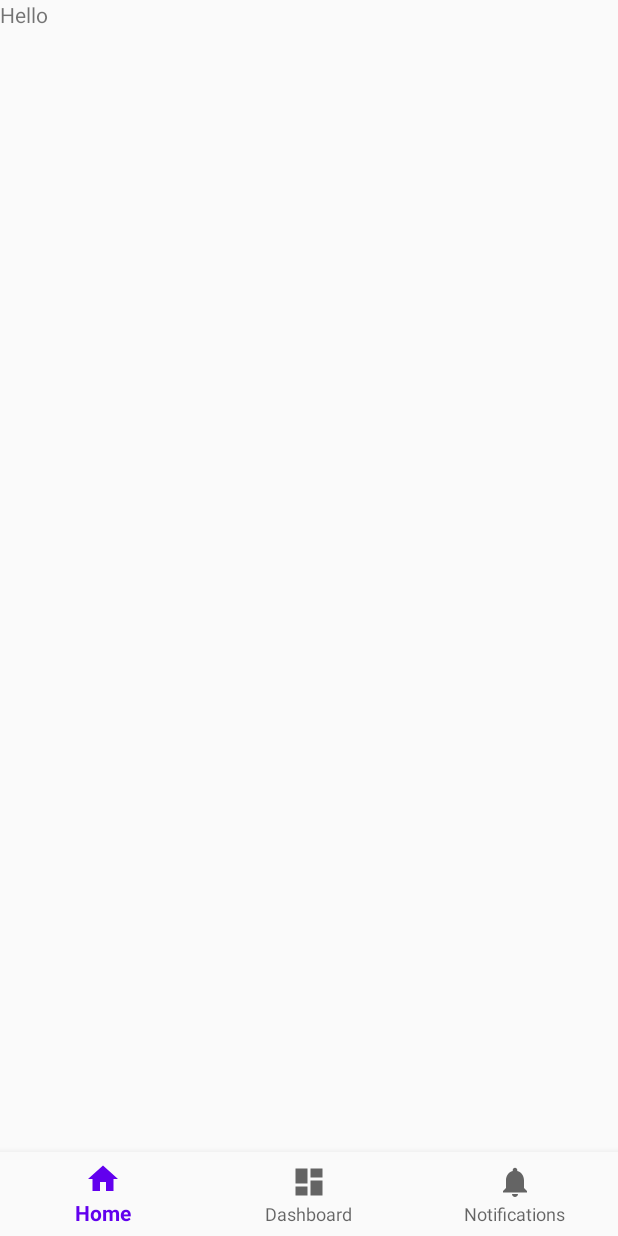
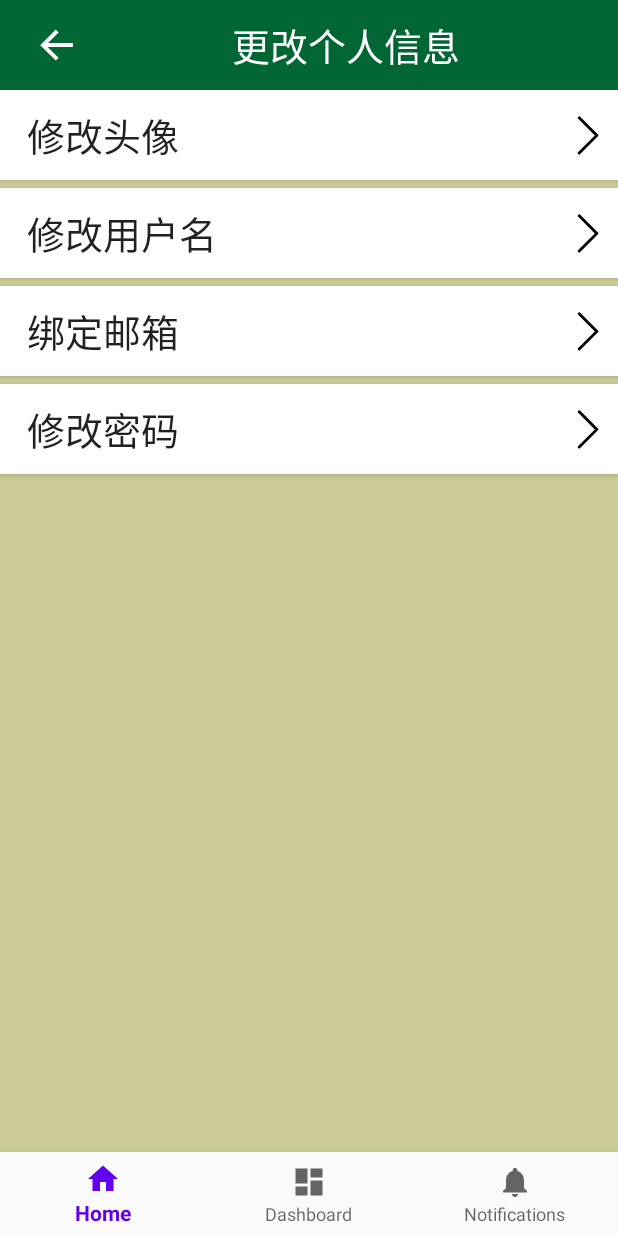
Before and after one commit to sekaiiiii/BUCTCS1703SECD, an Android app: the UserPage screen opened through its navigation route, on a phone screen of 412 x 824 dp. Run offline under Robolectric (Android 15) with nearby library versions, the phone set to English and light mode, and no system bars; our stand-ins replace navigation-ui.

Commit message:
修改个人信息页面布局

```diff
--- a/Museum Navigation System/museumguide/app/src/main/res/layout/user_page_fragment.xml
+++ b/Museum Navigation System/museumguide/app/src/main/res/layout/user_page_fragment.xml
@@ -1,13 +1,81 @@
 <?xml version="1.0" encoding="utf-8"?>
+<?更改个人信息?>
 <FrameLayout xmlns:android="http://schemas.android.com/apk/res/android"
     xmlns:tools="http://schemas.android.com/tools"
     android:layout_width="match_parent"
     android:layout_height="match_parent"
-    tools:context=".ui.ClassForNews.UserPage">
+    tools:context=".ui.FragmentForUsers.UserPage">
+    <LinearLayout
+        android:layout_width="match_parent"
+        android:layout_height="60dp"
+        android:background="#006633">
 
-    <TextView
+        <Button
+            android:id="@+id/bt_backup"
+            android:layout_width="50dp"
+            android:layout_height="match_parent"
+            android:background="#00000000"
+            android:drawableRight="@drawable/ic_fanhui"
+            />
+
+        <TextView
+            android:layout_width="match_parent"
+            android:layout_height="match_parent"
+            android:text="更改个人信息"
+            android:textColor="#FFFFFF"
+            android:textSize="25dp"
+            android:gravity="center"/>
+
+    </LinearLayout>
+    <LinearLayout
         android:layout_width="match_parent"
         android:layout_height="match_parent"
-        android:text="Hello" />
+        android:layout_marginTop="60dp"
+        android:orientation="vertical"
+        android:background="#CCCC99">
 
+        <Button
+            android:id="@+id/bt_modify_photo"
+            android:layout_width="match_parent"
+            android:layout_height="60dp"
+            android:layout_marginLeft="0dp"
+            android:text="   修改头像"
+            android:textSize="25dp"
+            android:gravity="center_vertical"
+            android:drawableRight="@drawable/ic_next"
+            android:background="#FFFFFF" />
+
+        <Button
+            android:id="@+id/bt_modify_username"
+            android:layout_marginTop="5dp"
+            android:layout_width="match_parent"
+            android:layout_height="60dp"
+            android:text="   修改用户名"
+            android:textSize="25dp"
+            android:gravity="center_vertical"
+            android:drawableRight="@drawable/ic_next"
+            android:background="#FFFFFF"  />
+
+        <Button
+            android:id="@+id/bt_bindemail"
+            android:layout_marginTop="5dp"
+            android:layout_width="match_parent"
+            android:layout_height="60dp"
+            android:text="   绑定邮箱"
+            android:textSize="25dp"
+            android:gravity="center_vertical"
+            android:drawableRight="@drawable/ic_next"
+            android:background="#FFFFFF" />
+
+        <Button
+            android:id="@+id/bt_modify_password"
+            android:layout_marginTop="5dp"
+            android:layout_width="match_parent"
+            android:layout_height="60dp"
+            android:text="   修改密码"
+            android:textSize="25dp"
+            android:gravity="center_vertical"
+            android:drawableRight="@drawable/ic_next"
+            android:background="#FFFFFF"  />
+    </LinearLayout>
 </FrameLayout>
```
